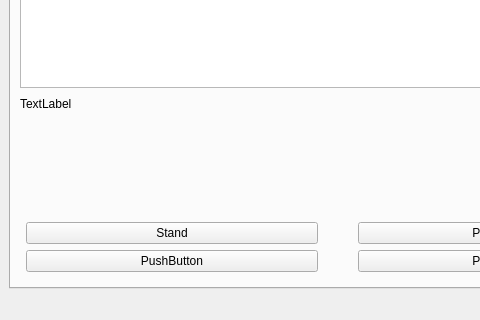
The window that movimientos/Movimientos/mainwindow.ui (Alvaro-Agenjo/ROMERIN_SIM) describes before a commit, drawn with Qt 5; both pictures show x 0 to 480 and y 259 to 579 of the 1007 by 579 pixel window.
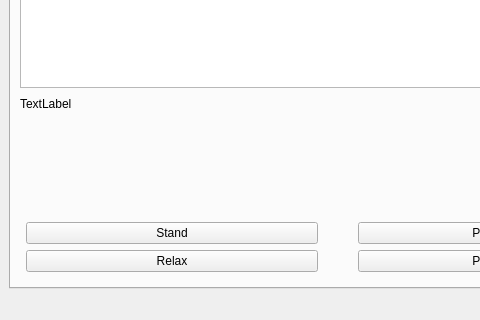
The same window after the commit.

What changed in the file:
```diff
--- a/movimientos/Movimientos/mainwindow.ui
+++ b/movimientos/Movimientos/mainwindow.ui
@@ -331,7 +331,7 @@
             <item row="1" column="0">
              <widget class="QPushButton" name="pushButton">
               <property name="text">
-               <string>PushButton</string>
+               <string>Relax</string>
               </property>
              </widget>
             </item>
```
Left out of the diff: 5 changed lines with no effect on the pictures.
